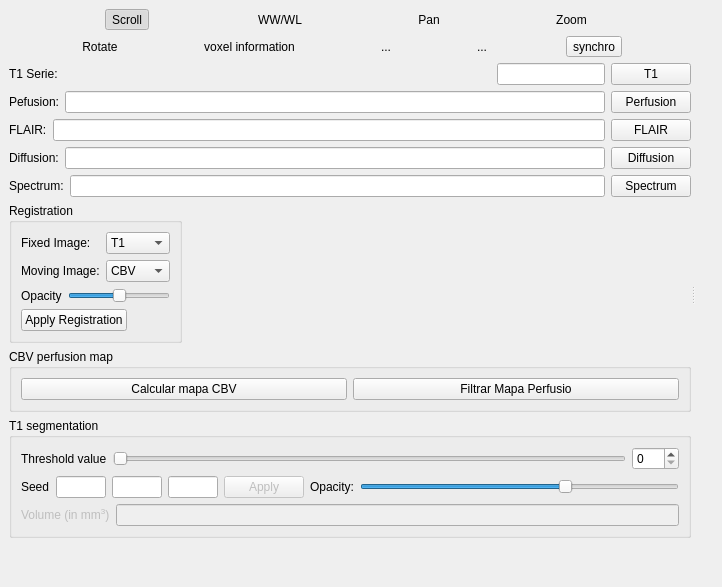
First picture: the form in starviewer/src/extensions/playground/glialestimation/qglialestimationextensionbase.ui, repository starviewer-medical/starviewer, before the edit.
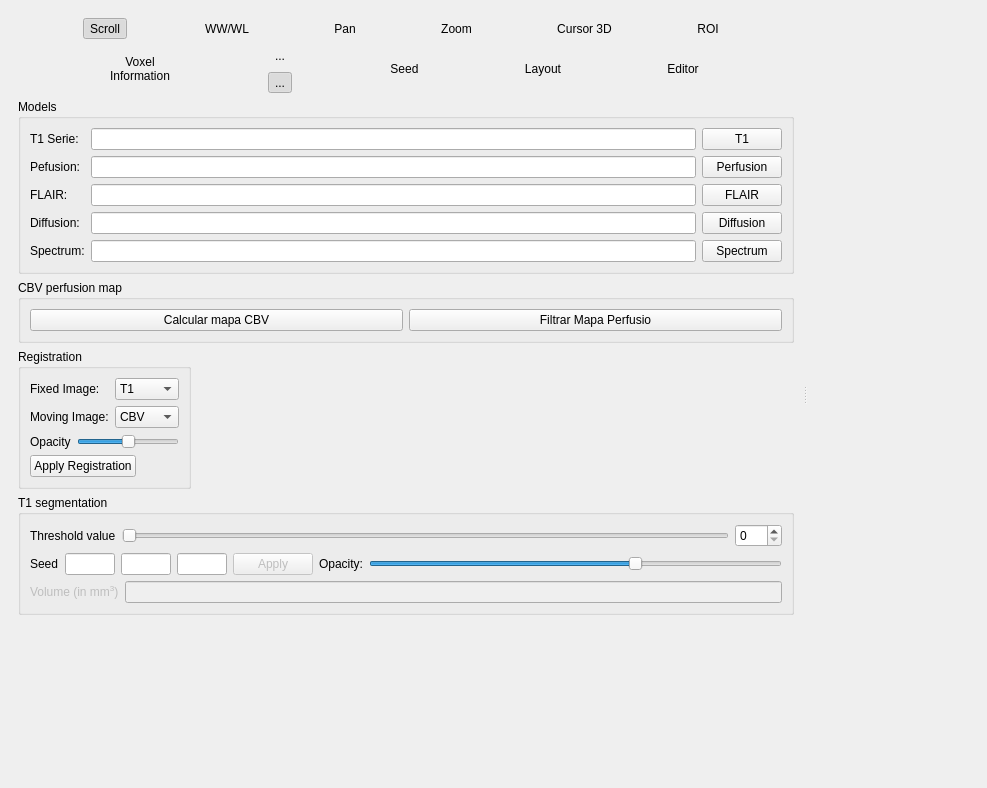
Second picture: the form after the edit. Icons and pictures are not drawn. Custom widgets are drawn as their Qt base class.

The edit to the form file:
```diff
--- a/starviewer/src/extensions/playground/glialestimation/qglialestimationextensionbase.ui
+++ b/starviewer/src/extensions/playground/glialestimation/qglialestimationextensionbase.ui
@@ -5,26 +5,26 @@
    <rect>
     <x>0</x>
     <y>0</y>
-    <width>722</width>
-    <height>576</height>
+    <width>987</width>
+    <height>788</height>
    </rect>
   </property>
   <property name="windowTitle" >
    <string>Form</string>
   </property>
-  <layout class="QHBoxLayout" >
+  <layout class="QGridLayout" >
    <property name="margin" >
     <number>9</number>
    </property>
    <property name="spacing" >
     <number>6</number>
    </property>
-   <item>
-    <widget class="QSplitter" name="m_verticalSplitter" >
+   <item row="0" column="0" >
+    <widget class="QSplitter" name="splitter" >
      <property name="orientation" >
       <enum>Qt::Horizontal</enum>
      </property>
-     <widget class="QSplitter" name="m_horizontalSplitter" >
+     <widget class="QWidget" native="1" name="widget" >
       <property name="sizePolicy" >
        <sizepolicy>
         <hsizetype>0</hsizetype>
@@ -33,18 +33,14 @@
         <verstretch>0</verstretch>
        </sizepolicy>
       </property>
-      <property name="orientation" >
-       <enum>Qt::Vertical</enum>
-      </property>
-      <widget class="QWidget" name="layoutWidget_2" >
-       <layout class="QVBoxLayout" >
+      <layout class="QGridLayout" >
         <property name="margin" >
-         <number>0</number>
+        <number>9</number>
         </property>
         <property name="spacing" >
          <number>6</number>
         </property>
-        <item>
+       <item row="0" column="0" >
          <layout class="QHBoxLayout" >
           <property name="margin" >
            <number>0</number>
@@ -155,9 +151,59 @@
             </property>
            </widget>
           </item>
-         </layout>
-        </item>
-        <item>
+         <item>
+          <widget class="QToolButton" name="m_cursor3DToolButton" >
+           <property name="text" >
+            <string>Cursor 3D</string>
+           </property>
+           <property name="icon" >
+            <iconset/>
+           </property>
+           <property name="iconSize" >
+            <size>
+             <width>32</width>
+             <height>32</height>
+            </size>
+           </property>
+           <property name="checkable" >
+            <bool>true</bool>
+           </property>
+           <property name="toolButtonStyle" >
+            <enum>Qt::ToolButtonTextUnderIcon</enum>
+           </property>
+           <property name="autoRaise" >
+            <bool>true</bool>
+           </property>
+          </widget>
+         </item>
+         <item>
+          <widget class="QToolButton" name="m_polylineButton" >
+           <property name="text" >
+            <string>ROI</string>
+           </property>
+           <property name="icon" >
+            <iconset/>
+           </property>
+           <property name="iconSize" >
+            <size>
+             <width>32</width>
+             <height>32</height>
+            </size>
+           </property>
+           <property name="checkable" >
+            <bool>true</bool>
+           </property>
+           <property name="toolButtonStyle" >
+            <enum>Qt::ToolButtonTextUnderIcon</enum>
+           </property>
+           <property name="autoRaise" >
+            <bool>true</bool>
+           </property>
+          </widget>
+         </item>
+        </layout>
+       </item>
+       <item row="1" column="0" >
          <layout class="QHBoxLayout" >
           <property name="margin" >
            <number>0</number>
@@ -165,28 +211,6 @@
           <property name="spacing" >
            <number>6</number>
           </property>
-          <item>
-           <widget class="QToolButton" name="m_rotateClockWiseToolButton" >
-            <property name="text" >
-             <string>Rotate</string>
-            </property>
-            <property name="icon" >
-             <iconset/>
-            </property>
-            <property name="iconSize" >
-             <size>
-              <width>32</width>
-              <height>32</height>
-             </size>
-            </property>
-            <property name="toolButtonStyle" >
-             <enum>Qt::ToolButtonTextUnderIcon</enum>
-            </property>
-            <property name="autoRaise" >
-             <bool>true</bool>
-            </property>
-           </widget>
-          </item>
           <item>
            <widget class="QToolButton" name="m_voxelInformationToolButton" >
             <property name="enabled" >
@@ -196,7 +220,8 @@
              <enum>Qt::LeftToRight</enum>
             </property>
             <property name="text" >
-             <string>voxel information</string>
+            <string>Voxel
+Information</string>
             </property>
             <property name="icon" >
              <iconset/>
@@ -210,11 +235,22 @@
             <property name="checkable" >
              <bool>true</bool>
             </property>
+           <property name="toolButtonStyle" >
+            <enum>Qt::ToolButtonTextUnderIcon</enum>
+           </property>
             <property name="autoRaise" >
              <bool>true</bool>
             </property>
            </widget>
           </item>
+         <item>
+          <layout class="QVBoxLayout" >
+           <property name="margin" >
+            <number>0</number>
+           </property>
+           <property name="spacing" >
+            <number>6</number>
+           </property>
           <item>
            <widget class="QToolButton" name="m_screenShotToolButton" >
             <property name="text" >
@@ -238,9 +274,36 @@
            </widget>
           </item>
           <item>
+            <widget class="QToolButton" name="m_viewerInformationToolButton" >
+             <property name="text" >
+              <string>...</string>
+             </property>
+             <property name="icon" >
+              <iconset/>
+             </property>
+             <property name="iconSize" >
+              <size>
+               <width>32</width>
+               <height>32</height>
+              </size>
+             </property>
+             <property name="checkable" >
+              <bool>true</bool>
+             </property>
+             <property name="checked" >
+              <bool>true</bool>
+             </property>
+             <property name="autoRaise" >
+              <bool>true</bool>
+             </property>
+            </widget>
+           </item>
+          </layout>
+         </item>
+         <item>
            <widget class="QToolButton" name="m_seedToolButton" >
             <property name="text" >
-             <string>...</string>
+            <string>Seed</string>
             </property>
             <property name="icon" >
              <iconset/>
@@ -254,25 +317,80 @@
             <property name="checkable" >
              <bool>true</bool>
             </property>
+           <property name="toolButtonStyle" >
+            <enum>Qt::ToolButtonTextUnderIcon</enum>
+           </property>
             <property name="autoRaise" >
              <bool>true</bool>
             </property>
            </widget>
           </item>
           <item>
-           <widget class="QToolButton" name="m_synchronizeToolButton" >
+          <widget class="QToolButton" name="m_gridButton" >
             <property name="text" >
-             <string>synchro</string>
-            </property>
+            <string>Layout</string>
+           </property>
+           <property name="icon" >
+            <iconset/>
+           </property>
+           <property name="iconSize" >
+            <size>
+             <width>32</width>
+             <height>32</height>
+            </size>
+           </property>
             <property name="checkable" >
+            <bool>false</bool>
+           </property>
+           <property name="toolButtonStyle" >
+            <enum>Qt::ToolButtonTextUnderIcon</enum>
+           </property>
+           <property name="autoRaise" >
+            <bool>true</bool>
+           </property>
+          </widget>
+         </item>
+         <item>
+          <widget class="QToolButton" name="m_editorToolButton" >
+           <property name="text" >
+            <string>Editor</string>
+           </property>
+           <property name="icon" >
+            <iconset/>
+           </property>
+           <property name="iconSize" >
+            <size>
+             <width>32</width>
+             <height>32</height>
+            </size>
+           </property>
+           <property name="checkable" >
+            <bool>true</bool>
+           </property>
+           <property name="toolButtonStyle" >
+            <enum>Qt::ToolButtonTextUnderIcon</enum>
+           </property>
+           <property name="autoRaise" >
              <bool>true</bool>
             </property>
            </widget>
           </item>
          </layout>
         </item>
-        <item>
-         <layout class="QHBoxLayout" >
+       <item row="2" column="0" >
+        <widget class="QGroupBox" name="Viewers" >
+         <property name="title" >
+          <string>Models</string>
+         </property>
+         <layout class="QGridLayout" >
+          <property name="margin" >
+           <number>9</number>
+          </property>
+          <property name="spacing" >
+           <number>6</number>
+          </property>
+          <item row="0" column="0" >
+           <layout class="QVBoxLayout" >
           <property name="margin" >
            <number>0</number>
           </property>
@@ -287,43 +405,6 @@
            </widget>
           </item>
           <item>
-           <widget class="QLineEdit" name="m_T1LineEdit" >
-            <property name="sizePolicy" >
-             <sizepolicy>
-              <hsizetype>0</hsizetype>
-              <vsizetype>0</vsizetype>
-              <horstretch>0</horstretch>
-              <verstretch>0</verstretch>
-             </sizepolicy>
-            </property>
-           </widget>
-          </item>
-          <item>
-           <widget class="QPushButton" name="m_chooseT1PushButton" >
-            <property name="sizePolicy" >
-             <sizepolicy>
-              <hsizetype>0</hsizetype>
-              <vsizetype>0</vsizetype>
-              <horstretch>0</horstretch>
-              <verstretch>0</verstretch>
-             </sizepolicy>
-            </property>
-            <property name="text" >
-             <string>T1</string>
-            </property>
-           </widget>
-          </item>
-         </layout>
-        </item>
-        <item>
-         <layout class="QHBoxLayout" >
-          <property name="margin" >
-           <number>0</number>
-          </property>
-          <property name="spacing" >
-           <number>6</number>
-          </property>
-          <item>
            <widget class="QLabel" name="m_perfuLabel" >
             <property name="text" >
              <string>Pefusion:</string>
@@ -331,34 +412,6 @@
            </widget>
           </item>
           <item>
-           <widget class="QLineEdit" name="m_perfuLineEdit" />
-          </item>
-          <item>
-           <widget class="QPushButton" name="m_choosePerfuPushButton" >
-            <property name="sizePolicy" >
-             <sizepolicy>
-              <hsizetype>0</hsizetype>
-              <vsizetype>0</vsizetype>
-              <horstretch>0</horstretch>
-              <verstretch>0</verstretch>
-             </sizepolicy>
-            </property>
-            <property name="text" >
-             <string>Perfusion</string>
-            </property>
-           </widget>
-          </item>
-         </layout>
-        </item>
-        <item>
-         <layout class="QHBoxLayout" >
-          <property name="margin" >
-           <number>0</number>
-          </property>
-          <property name="spacing" >
-           <number>6</number>
-          </property>
-          <item>
            <widget class="QLabel" name="m_FLAIRLabel" >
             <property name="text" >
              <string>FLAIR:</string>
@@ -366,34 +419,6 @@
            </widget>
           </item>
           <item>
-           <widget class="QLineEdit" name="m_FLAIRLineEdit" />
-          </item>
-          <item>
-           <widget class="QPushButton" name="m_chooseFLAIRPushButton" >
-            <property name="sizePolicy" >
-             <sizepolicy>
-              <hsizetype>0</hsizetype>
-              <vsizetype>0</vsizetype>
-              <horstretch>0</horstretch>
-              <verstretch>0</verstretch>
-             </sizepolicy>
-            </property>
-            <property name="text" >
-             <string>FLAIR</string>
-            </property>
-           </widget>
-          </item>
-         </layout>
-        </item>
-        <item>
-         <layout class="QHBoxLayout" >
-          <property name="margin" >
-           <number>0</number>
-          </property>
-          <property name="spacing" >
-           <number>6</number>
-          </property>
-          <item>
            <widget class="QLabel" name="m_difuLabel" >
             <property name="text" >
              <string>Diffusion:</string>
@@ -401,43 +426,143 @@
            </widget>
           </item>
           <item>
-           <widget class="QLineEdit" name="m_difuLineEdit" />
-          </item>
-          <item>
-           <widget class="QPushButton" name="m_chooseDifuPushButton" >
-            <property name="sizePolicy" >
-             <sizepolicy>
-              <hsizetype>0</hsizetype>
-              <vsizetype>0</vsizetype>
-              <horstretch>0</horstretch>
-              <verstretch>0</verstretch>
-             </sizepolicy>
-            </property>
-            <property name="text" >
-             <string>Diffusion</string>
-            </property>
-           </widget>
-          </item>
-         </layout>
-        </item>
-        <item>
-         <layout class="QHBoxLayout" >
-          <property name="margin" >
-           <number>0</number>
-          </property>
-          <property name="spacing" >
-           <number>6</number>
-          </property>
-          <item>
            <widget class="QLabel" name="m_spectrumLabel" >
             <property name="text" >
              <string>Spectrum:</string>
             </property>
            </widget>
           </item>
+           </layout>
+          </item>
+          <item row="0" column="1" >
+           <layout class="QVBoxLayout" >
+            <property name="margin" >
+             <number>0</number>
+            </property>
+            <property name="spacing" >
+             <number>6</number>
+            </property>
+            <item>
+             <widget class="QLineEdit" name="m_T1LineEdit" >
+              <property name="sizePolicy" >
+               <sizepolicy>
+                <hsizetype>5</hsizetype>
+                <vsizetype>5</vsizetype>
+                <horstretch>0</horstretch>
+                <verstretch>0</verstretch>
+               </sizepolicy>
+              </property>
+             </widget>
+            </item>
+            <item>
+             <widget class="QLineEdit" name="m_perfuLineEdit" >
+              <property name="sizePolicy" >
+               <sizepolicy>
+                <hsizetype>5</hsizetype>
+                <vsizetype>5</vsizetype>
+                <horstretch>0</horstretch>
+                <verstretch>0</verstretch>
+               </sizepolicy>
+              </property>
+             </widget>
+            </item>
+            <item>
+             <widget class="QLineEdit" name="m_FLAIRLineEdit" >
+              <property name="sizePolicy" >
+               <sizepolicy>
+                <hsizetype>5</hsizetype>
+                <vsizetype>5</vsizetype>
+                <horstretch>0</horstretch>
+                <verstretch>0</verstretch>
+               </sizepolicy>
+              </property>
+             </widget>
+            </item>
+            <item>
+             <widget class="QLineEdit" name="m_difuLineEdit" >
+              <property name="sizePolicy" >
+               <sizepolicy>
+                <hsizetype>5</hsizetype>
+                <vsizetype>5</vsizetype>
+                <horstretch>0</horstretch>
+                <verstretch>0</verstretch>
+               </sizepolicy>
+              </property>
+             </widget>
+            </item>
           <item>
            <widget class="QLineEdit" name="m_spectrumLineEdit" />
           </item>
+           </layout>
+          </item>
+          <item row="0" column="2" >
+           <layout class="QVBoxLayout" >
+            <property name="margin" >
+             <number>0</number>
+            </property>
+            <property name="spacing" >
+             <number>6</number>
+            </property>
+            <item>
+             <widget class="QPushButton" name="m_chooseT1PushButton" >
+              <property name="sizePolicy" >
+               <sizepolicy>
+                <hsizetype>0</hsizetype>
+                <vsizetype>0</vsizetype>
+                <horstretch>0</horstretch>
+                <verstretch>0</verstretch>
+               </sizepolicy>
+              </property>
+              <property name="text" >
+               <string>T1</string>
+              </property>
+             </widget>
+            </item>
+            <item>
+             <widget class="QPushButton" name="m_choosePerfuPushButton" >
+              <property name="sizePolicy" >
+               <sizepolicy>
+                <hsizetype>0</hsizetype>
+                <vsizetype>0</vsizetype>
+                <horstretch>0</horstretch>
+                <verstretch>0</verstretch>
+               </sizepolicy>
+              </property>
+              <property name="text" >
+               <string>Perfusion</string>
+              </property>
+             </widget>
+            </item>
+            <item>
+             <widget class="QPushButton" name="m_chooseFLAIRPushButton" >
+              <property name="sizePolicy" >
+               <sizepolicy>
+                <hsizetype>0</hsizetype>
+                <vsizetype>0</vsizetype>
+                <horstretch>0</horstretch>
+                <verstretch>0</verstretch>
+               </sizepolicy>
+              </property>
+              <property name="text" >
+               <string>FLAIR</string>
+              </property>
+             </widget>
+            </item>
+            <item>
+             <widget class="QPushButton" name="m_chooseDifuPushButton" >
+              <property name="sizePolicy" >
+               <sizepolicy>
+                <hsizetype>0</hsizetype>
+                <vsizetype>0</vsizetype>
+                <horstretch>0</horstretch>
+                <verstretch>0</verstretch>
+               </sizepolicy>
+              </property>
+              <property name="text" >
+               <string>Diffusion</string>
+              </property>
+             </widget>
+            </item>
           <item>
            <widget class="QPushButton" name="m_chooseSpectrumPushButton" >
             <property name="sizePolicy" >
@@ -455,7 +580,49 @@
           </item>
          </layout>
         </item>
+         </layout>
+        </widget>
+       </item>
+       <item row="3" column="0" >
+        <widget class="QGroupBox" name="m_perfusionGroupBox" >
+         <property name="title" >
+          <string>CBV perfusion map</string>
+         </property>
+         <layout class="QVBoxLayout" >
+          <property name="margin" >
+           <number>9</number>
+          </property>
+          <property name="spacing" >
+           <number>6</number>
+          </property>
         <item>
+           <layout class="QHBoxLayout" >
+            <property name="margin" >
+             <number>0</number>
+            </property>
+            <property name="spacing" >
+             <number>6</number>
+            </property>
+            <item>
+             <widget class="QPushButton" name="m_computeCBVPushButton" >
+              <property name="text" >
+               <string>Calcular mapa CBV</string>
+              </property>
+             </widget>
+            </item>
+            <item>
+             <widget class="QPushButton" name="m_filterVSIPushButton" >
+              <property name="text" >
+               <string>Filtrar Mapa Perfusio</string>
+              </property>
+             </widget>
+            </item>
+           </layout>
+          </item>
+         </layout>
+        </widget>
+       </item>
+       <item row="4" column="0" >
          <widget class="QGroupBox" name="m_registrationGroupBox" >
           <property name="sizePolicy" >
            <sizepolicy>
@@ -634,46 +801,7 @@
           </layout>
          </widget>
         </item>
-        <item>
-         <widget class="QGroupBox" name="m_perfusionGroupBox" >
-          <property name="title" >
-           <string>CBV perfusion map</string>
-          </property>
-          <layout class="QVBoxLayout" >
-           <property name="margin" >
-            <number>9</number>
-           </property>
-           <property name="spacing" >
-            <number>6</number>
-           </property>
-           <item>
-            <layout class="QHBoxLayout" >
-             <property name="margin" >
-              <number>0</number>
-             </property>
-             <property name="spacing" >
-              <number>6</number>
-             </property>
-             <item>
-              <widget class="QPushButton" name="m_computeCBVPushButton" >
-               <property name="text" >
-                <string>Calcular mapa CBV</string>
-               </property>
-              </widget>
-             </item>
-             <item>
-              <widget class="QPushButton" name="m_filterVSIPushButton" >
-               <property name="text" >
-                <string>Filtrar Mapa Perfusio</string>
-               </property>
-              </widget>
-             </item>
-            </layout>
-           </item>
-          </layout>
-         </widget>
-        </item>
-        <item>
+       <item row="5" column="0" >
          <widget class="QGroupBox" name="m_T1segmentationGroupBox" >
           <property name="title" >
            <string>T1 segmentation</string>
@@ -877,40 +1005,22 @@
           </layout>
          </widget>
         </item>
-        <item>
+       <item row="6" column="0" >
          <spacer>
           <property name="orientation" >
            <enum>Qt::Vertical</enum>
           </property>
           <property name="sizeHint" >
            <size>
-            <width>20</width>
-            <height>40</height>
+           <width>389</width>
+           <height>20</height>
            </size>
           </property>
          </spacer>
         </item>
        </layout>
       </widget>
-     </widget>
-     <widget class="QWidget" name="layoutWidget" >
-      <layout class="QVBoxLayout" >
-       <property name="margin" >
-        <number>0</number>
-       </property>
-       <property name="spacing" >
-        <number>6</number>
-       </property>
-       <item>
-        <layout class="QHBoxLayout" >
-         <property name="margin" >
-          <number>0</number>
-         </property>
-         <property name="spacing" >
-          <number>6</number>
-         </property>
-         <item>
-          <widget class="udg::Q2DViewer" native="1" name="m_2DView_1" >
+     <widget class="udg::ViewersLayout" native="1" name="m_viewersLayout" >
            <property name="sizePolicy" >
             <sizepolicy>
              <hsizetype>0</hsizetype>
@@ -919,117 +1029,6 @@
              <verstretch>0</verstretch>
             </sizepolicy>
            </property>
-           <property name="maximumSize" >
-            <size>
-             <width>100000</width>
-             <height>100000</height>
-            </size>
-           </property>
-          </widget>
-         </item>
-         <item>
-          <widget class="udg::Q2DViewer" native="1" name="m_2DView_2" >
-           <property name="sizePolicy" >
-            <sizepolicy>
-             <hsizetype>0</hsizetype>
-             <vsizetype>0</vsizetype>
-             <horstretch>0</horstretch>
-             <verstretch>0</verstretch>
-            </sizepolicy>
-           </property>
-           <property name="maximumSize" >
-            <size>
-             <width>100000</width>
-             <height>100000</height>
-            </size>
-           </property>
-          </widget>
-         </item>
-         <item>
-          <widget class="udg::Q2DViewer" native="1" name="m_2DView_3" >
-           <property name="sizePolicy" >
-            <sizepolicy>
-             <hsizetype>0</hsizetype>
-             <vsizetype>0</vsizetype>
-             <horstretch>0</horstretch>
-             <verstretch>0</verstretch>
-            </sizepolicy>
-           </property>
-           <property name="maximumSize" >
-            <size>
-             <width>100000</width>
-             <height>100000</height>
-            </size>
-           </property>
-          </widget>
-         </item>
-        </layout>
-       </item>
-       <item>
-        <layout class="QHBoxLayout" >
-         <property name="margin" >
-          <number>0</number>
-         </property>
-         <property name="spacing" >
-          <number>6</number>
-         </property>
-         <item>
-          <widget class="udg::Q2DViewer" native="1" name="m_2DView_4" >
-           <property name="sizePolicy" >
-            <sizepolicy>
-             <hsizetype>0</hsizetype>
-             <vsizetype>0</vsizetype>
-             <horstretch>0</horstretch>
-             <verstretch>0</verstretch>
-            </sizepolicy>
-           </property>
-           <property name="maximumSize" >
-            <size>
-             <width>100000</width>
-             <height>100000</height>
-            </size>
-           </property>
-          </widget>
-         </item>
-         <item>
-          <widget class="udg::Q2DViewer" native="1" name="m_2DView_5" >
-           <property name="sizePolicy" >
-            <sizepolicy>
-             <hsizetype>0</hsizetype>
-             <vsizetype>0</vsizetype>
-             <horstretch>0</horstretch>
-             <verstretch>0</verstretch>
-            </sizepolicy>
-           </property>
-           <property name="maximumSize" >
-            <size>
-             <width>100000</width>
-             <height>100000</height>
-            </size>
-           </property>
-          </widget>
-         </item>
-         <item>
-          <widget class="udg::Q2DViewer" native="1" name="m_2DView_6" >
-           <property name="sizePolicy" >
-            <sizepolicy>
-             <hsizetype>0</hsizetype>
-             <vsizetype>0</vsizetype>
-             <horstretch>0</horstretch>
-             <verstretch>0</verstretch>
-            </sizepolicy>
-           </property>
-           <property name="maximumSize" >
-            <size>
-             <width>100000</width>
-             <height>100000</height>
-            </size>
-           </property>
-          </widget>
-         </item>
-        </layout>
-       </item>
-      </layout>
      </widget>
     </widget>
    </item>
@@ -1037,14 +1036,13 @@
  </widget>
  <customwidgets>
   <customwidget>
-   <class>udg::Q2DViewer</class>
+   <class>udg::ViewersLayout</class>
    <extends>QWidget</extends>
-   <header>q2dviewer.h</header>
+   <header>viewerslayout.h</header>
+   <container>1</container>
   </customwidget>
  </customwidgets>
- <resources>
-  <include location="../../../main/main.qrc" />
- </resources>
+ <resources/>
  <connections>
   <connection>
    <sender>m_T1ValueSlider</sender>
```
Lines whose indentation alone changed are shown as unchanged.
